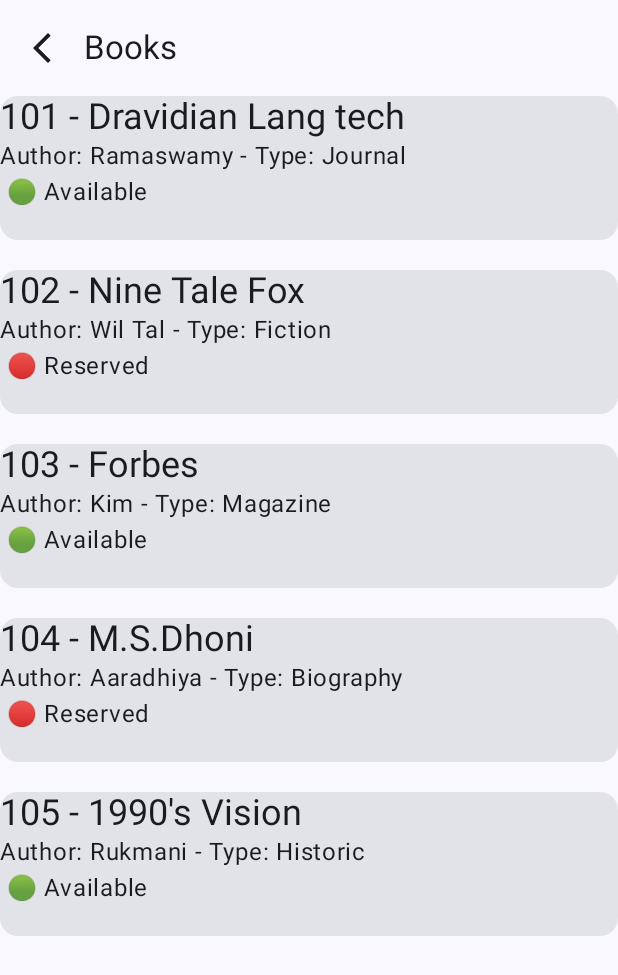
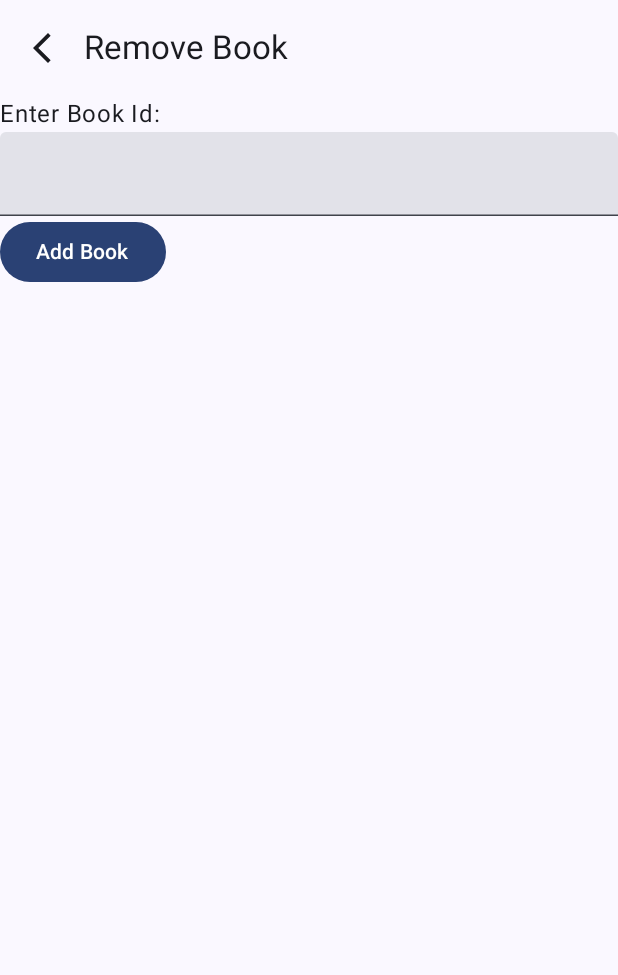
Before and after one commit to akshatra02/LibraryMangementSystem, an Android app built with Jetpack Compose: the RemoveBookScreen screen opened through its navigation route, on a phone screen of 412 x 824 dp. Shown: the top 975 px of the screen. Run offline under Robolectric (Android 15) with nearby library versions, the phone set to English and light mode, and no system bars.

```diff
--- a/app/src/main/java/com/example/lib_compose_sqlite/presentation/AdminScreen.kt
+++ b/app/src/main/java/com/example/lib_compose_sqlite/presentation/AdminScreen.kt
@@ -19,7 +19,9 @@ import androidx.compose.ui.unit.dp
 import androidx.compose.ui.unit.sp
 import androidx.navigation.NavController
 import androidx.navigation.compose.rememberNavController
+import com.example.lib_compose_sqlite.Book
 import com.example.lib_compose_sqlite.BookStatus
+import com.example.lib_compose_sqlite.BookType
 import com.example.lib_compose_sqlite.Greeting
 import com.example.lib_compose_sqlite.data.DBHelper
 import com.example.lib_compose_sqlite.ui.theme.LIB_COMPOSE_SQLITETheme
@@ -288,6 +290,7 @@ fun IssueBookScreen(navController: NavController,context:Context){
 
 }
 @OptIn(ExperimentalMaterial3Api::class)
+@Composable
 fun AddBookScreen(navController: NavController, context: Context){
     val dbHelper:DBHelper =DBHelper(context)
     var book_id by remember {
@@ -302,7 +305,8 @@ fun AddBookScreen(navController: NavController, context: Context){
     var book_type by remember {
         mutableStateOf("")
     }
-    val book_status:BookStatus =BookStatus.Available
+    val bookstatus = "Available"
+    val book_status:BookStatus = BookStatus.valueOf(bookstatus)
     LIB_COMPOSE_SQLITETheme {
         Scaffold(
             modifier = Modifier.fillMaxSize(),
@@ -360,16 +364,84 @@ fun AddBookScreen(navController: NavController, context: Context){
                     modifier = Modifier
                         .fillMaxWidth()
                 )
+//                val bookType : BookType = BookType.valueOf(book_type)
+//                val new_book: Book = Book(book_id.toInt(),book_title,book_author,bookType,book_status)
                 Button(
                     onClick = {
-
-                        navController.navigate(Screen.AdminScreen.route)
+//                        if (dbHelper.addbook(new_book) > 0) {
+//                            Toast.makeText(context, "Book - $book_title added successfully!", Toast.LENGTH_LONG).show()
+//                            navController.navigate(Screen.AdminScreen.route)
+//                        }
+//                        else{
+//                            Toast.makeText(context, "Sorry there is an issue!", Toast.LENGTH_LONG).show()
+//                            navController.navigate(Screen.AdminScreen.route)
+//                        }
 
                     }){
-                    Text("Issue Book")
+                    Text("Add Book")
                 }
             }
 
         }
     }
 }
+@OptIn(ExperimentalMaterial3Api::class)
+@Composable
+fun RemoveBookScreen(navController: NavController, context: Context){
+    val dbHelper:DBHelper =DBHelper(context)
+    var book_id by remember {
+        mutableStateOf("")
+    }
+    LIB_COMPOSE_SQLITETheme {
+        Scaffold(
+            modifier = Modifier.fillMaxSize(),
+            topBar = {
+                TopAppBar(title = {Text(text = "Remove Book")},
+                    navigationIcon = {
+                        IconButton(onClick = {
+                            navController.navigate(Screen.AdminScreen.route){
+                                popUpTo(Screen.AdminScreen.route){
+                                    inclusive = true
+                                }
+                            }
+                        }){
+                            Icon(
+                                imageVector = Icons.Default.ArrowBackIosNew,
+                                contentDescription = "Back"
+                            )
+                        }
+                    })}
+        ) {
+                values->
+            Column(
+                modifier = Modifier
+                    .padding(values)
+            ) {
+                Text(text = "Enter Book Id: ")
+                TextField(
+                    value = book_id, onValueChange = {
+                        book_id =it
+                    },
+                    modifier = Modifier
+                        .fillMaxWidth()
+                )
+//                val remove_book:Int = book_id.toInt()
+                Button(
+                    onClick = {
+//                        if (dbHelper.removebook(remove_book)) {
+//                            Toast.makeText(context, "Book - $book_title removed successfully!", Toast.LENGTH_LONG).show()
+//                            navController.navigate(Screen.AdminScreen.route)
+//                        }
+//                        else{
+//                            Toast.makeText(context, "Sorry there is an issue!", Toast.LENGTH_LONG).show()
+//                            navController.navigate(Screen.AdminScreen.route)
+//                        }
+
+                    }){
+                    Text("Add Book")
+                }
+            }
+
+        }
+    }
+}
--- a/app/src/main/java/com/example/lib_compose_sqlite/presentation/HomeScreen.kt
+++ b/app/src/main/java/com/example/lib_compose_sqlite/presentation/HomeScreen.kt
@@ -67,7 +67,7 @@ fun Navigation(
             AddBookScreen(navController,LocalContext.current)
         }
         composable(route = Screen.RemoveBookScreen.route){
-            BooksScreen(navController,LocalContext.current)
+            RemoveBookScreen(navController,LocalContext.current)
         }
     }
 }
@@ -272,7 +272,7 @@ fun AdminLoginScreen(navController: NavController,context: Context){
 
                 }
                 ClickableText(
-                    text = AnnotatedString("Sign up"),
+                    text = AnnotatedString("New User...?Sign up"),
                     onClick = { offset ->
                         navController.navigate(Screen.AdminSignupScreen.route)
                     }
@@ -477,7 +477,7 @@ fun StudentLoginScreen(navController: NavController,context: Context) {
 
                 }
                 ClickableText(
-                    text = AnnotatedString("Sign up"),
+                    text = AnnotatedString("New User...?Sign up"),
                     onClick = { offset ->
                         navController.navigate(Screen.StudentSignupScreen.route)
                     }
```
Also changed, not shown: app/src/main/java/com/example/lib_compose_sqlite/data/DBHelper.kt (+5 -51 lines).
